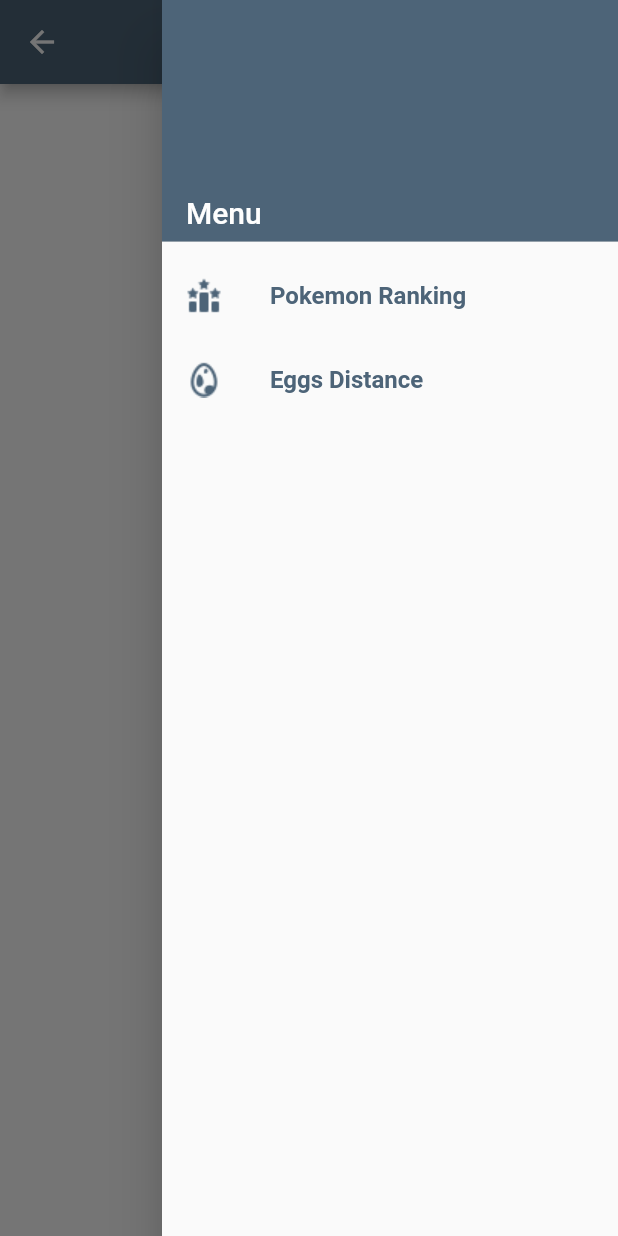
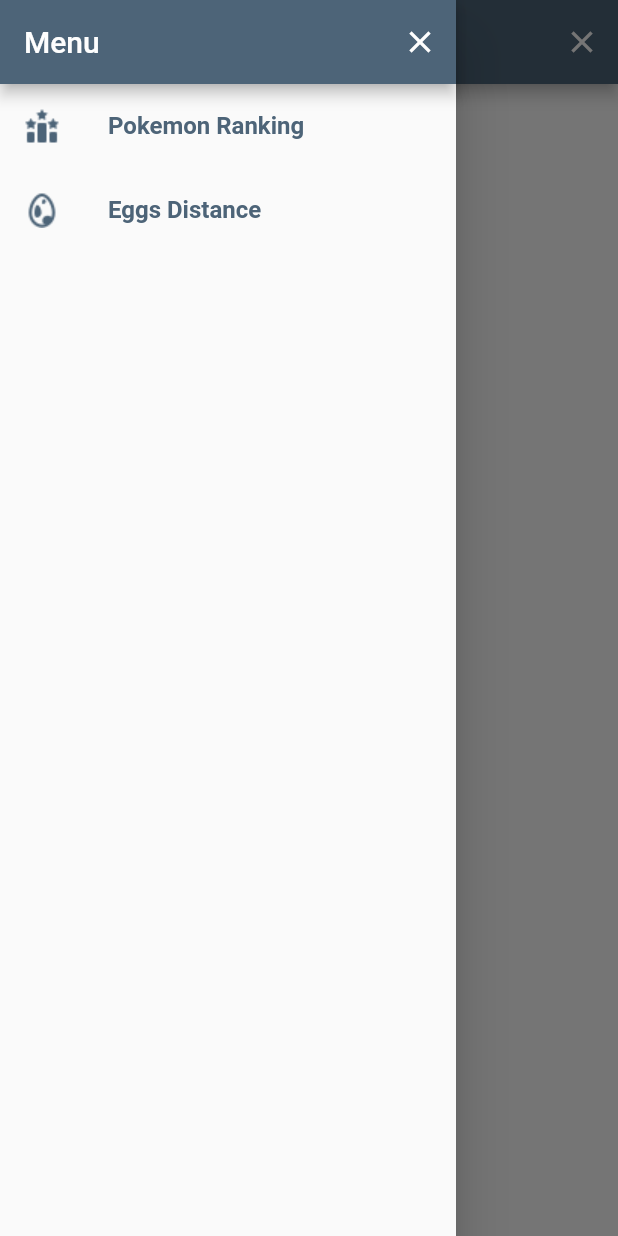
Before and after one commit to baesparza/Pokedex, a Flutter app: the Detail screen opened directly with empty values, with the side drawer open, on a phone screen of 412 x 824 dp. Run offline on Flutter 3.47's test engine with Material 2 defaults, Android fonts, the phone set to English and light mode, and no system bars; network calls fail.

Commit message:
feat(*): fix sidebar

```diff
--- a/lib/layouts/default.dart
+++ b/lib/layouts/default.dart
@@ -1,6 +1,4 @@
 import 'package:flutter/material.dart';
-
-import 'package:pokedex/widgets/sidebar.dart';
 
 class Default extends StatelessWidget {
   final Widget child;
@@ -15,8 +13,6 @@ class Default extends StatelessWidget {
     return Scaffold(
       // style scafold
       backgroundColor: Theme.of(context).scaffoldBackgroundColor,
-      // sidebar
-      endDrawer: Sidebar(),
       // Navbar
       appBar: AppBar(
         backgroundColor: Theme.of(context).backgroundColor,
--- a/lib/layouts/detail.dart
+++ b/lib/layouts/detail.dart
@@ -3,13 +3,13 @@ import 'package:pokedex/widgets/sidebar.dart';
 
 class Detail extends StatelessWidget {
   final Widget child;
-  final Color primaryColor;
+  final Color color;
   final String title;
 
   Detail({
     Key key,
     @required this.child,
-    this.primaryColor,
+    this.color,
     @required this.title,
   }) : super(key: key);
 
@@ -17,11 +17,14 @@ class Detail extends StatelessWidget {
   Widget build(BuildContext context) {
     return Scaffold(
       // sidebar
-      endDrawer: Sidebar(),
+      drawer: Sidebar(
+        color: color,
+      ),
 
       appBar: AppBar(
         titleSpacing: 0.0,
-        backgroundColor: primaryColor,
+        backgroundColor: color,
+        iconTheme: Theme.of(context).primaryIconTheme,
 
         // title
         title: Text(
@@ -29,8 +32,13 @@ class Detail extends StatelessWidget {
           style: Theme.of(context).primaryTextTheme.title,
         ),
 
-        // icon
-        iconTheme: Theme.of(context).primaryIconTheme,
+        // close btn
+        actions: <Widget>[
+          IconButton(
+            icon: Icon(Icons.close),
+            onPressed: () => Navigator.pop(context),
+          ),
+        ],
       ),
       body: child,
     );
--- a/lib/layouts/tabbed.dart
+++ b/lib/layouts/tabbed.dart
@@ -22,7 +22,10 @@ class Tabbed extends StatelessWidget {
       child: Scaffold(
         backgroundColor: Theme.of(context).scaffoldBackgroundColor,
         // sidebar
-        endDrawer: Sidebar(),
+        drawer: Sidebar(
+          ranking: !title.contains('Ranking'),
+          eggsDistance: !title.contains('Eggs'),
+        ),
 
         // Navbar
         appBar: AppBar(
@@ -32,6 +35,14 @@ class Tabbed extends StatelessWidget {
 
           // Title
           title: Text(title, style: Theme.of(context).textTheme.title),
+
+          // back btn
+          actions: <Widget>[
+            IconButton(
+              icon: Icon(Icons.close),
+              onPressed: () => Navigator.pop(context),
+            )
+          ],
 
           // Tabs
           bottom: TabBar(
--- a/lib/pages/pokemon/pokemon-details.dart
+++ b/lib/pages/pokemon/pokemon-details.dart
@@ -16,7 +16,7 @@ class PokemonDetails extends StatelessWidget {
   @override
   Widget build(BuildContext context) {
     return Detail(
-      primaryColor: Color(res.colorHex),
+      color: Color(res.colorHex),
       title: res.name,
       child: ListView(
         padding: const EdgeInsets.fromLTRB(20.0, 5.0, 20.0, 10.0),
--- a/lib/widgets/sidebar.dart
+++ b/lib/widgets/sidebar.dart
@@ -3,50 +3,66 @@ import 'package:flutter/material.dart';
 class Sidebar extends StatelessWidget {
   const Sidebar({
     Key key,
+    this.color,
+    this.eggsDistance = true,
+    this.ranking = true,
   }) : super(key: key);
+
+  final Color color;
+  final bool eggsDistance;
+  final bool ranking;
 
   @override
   Widget build(BuildContext context) {
     return Drawer(
-      child: ListView(
+      child: Column(
         children: <Widget>[
           // header
-          DrawerHeader(
-            child: Column(
-              mainAxisAlignment: MainAxisAlignment.end,
-              crossAxisAlignment: CrossAxisAlignment.start,
-              children: <Widget>[
-                Text(
+          AppBar(
+            title: Text(
               'Menu',
               style: Theme.of(context).primaryTextTheme.title,
             ),
+            backgroundColor: (color == null) ? Theme.of(context).primaryColor : color,
+            automaticallyImplyLeading: false,
+            actions: <Widget>[
+              IconButton(
+                icon: Icon(Icons.close),
+                onPressed: () => Navigator.pop(context),
+              ),
             ],
-            ),
-            decoration: BoxDecoration(
-              color: Theme.of(context).primaryColor,
-            ),
           ),
 
           /// list items
+          Expanded(
+            child: ListView(
+              padding: EdgeInsets.all(0.0),
+              children: <Widget>[
                 // Ranking
-          _buildListItem(
+                (ranking)
+                    ? _buildListItem(
                         context,
                         title: 'Pokemon Ranking',
                         path: 'assets/img/ranking.png',
                         onTap: () {
-              // Navigator.pop(context);
                           Navigator.pushNamed(context, '/ranking');
                         },
-          ),
+                      )
+                    : Container(),
+
                 // Eggs
-          _buildListItem(
+                (eggsDistance)
+                    ? _buildListItem(
                         context,
                         title: 'Eggs Distance',
                         path: 'assets/img/egg.png',
                         onTap: () {
-              // Navigator.pop(context);
                           Navigator.pushNamed(context, '/eggs');
                         },
+                      )
+                    : Container(),
+              ],
+            ),
           ),
         ],
       ),
```
Also changed, not shown: pubspec.lock. Lines whose indentation alone changed are shown as unchanged.
